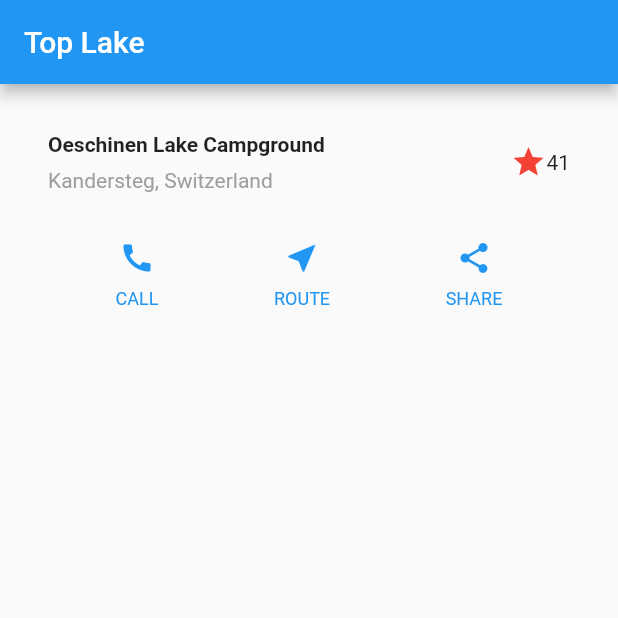
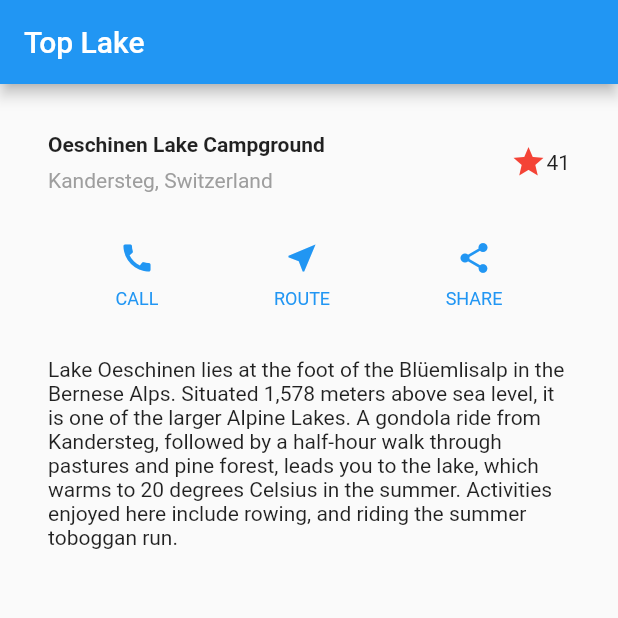
Before and after one commit to gaku3601/flutter_tutorial, a Flutter app: the screen it shows after launch, on a phone screen of 412 x 824 dp, the top half of it. Run offline on Flutter 3.47's test engine with Material 2 defaults, Android fonts, the phone set to English and light mode, and no system bars.

Commit message:
textSectionの作成

```diff
--- a/app/lib/main.dart
+++ b/app/lib/main.dart
@@ -1,5 +1,6 @@
 import 'package:flutter/material.dart';
 import 'titleSection.dart';
+import 'textSection.dart';
 
 void main() => runApp(MyApp());
 
@@ -107,7 +108,8 @@ class _MyHomePageState extends State<MyHomePage> {
       body: Column(
         children: <Widget>[
           titleSection,
-          buttonSection
+          buttonSection,
+          textSection
         ],
         // Center is a layout widget. It takes a single child and positions it
         // in the middle of the parent.
--- /dev/null
+++ b/app/lib/textSection.dart
@@ -0,0 +1,14 @@
+import 'package:flutter/material.dart';
+
+Widget textSection = Container(
+  padding: const EdgeInsets.all(32.0),
+  child: Text(
+    'Lake Oeschinen lies at the foot of the Blüemlisalp in the Bernese '
+        'Alps. Situated 1,578 meters above sea level, it is one of the '
+        'larger Alpine Lakes. A gondola ride from Kandersteg, followed by a '
+        'half-hour walk through pastures and pine forest, leads you to the '
+        'lake, which warms to 20 degrees Celsius in the summer. Activities '
+        'enjoyed here include rowing, and riding the summer toboggan run.',
+    softWrap: true,
+  ),
+);
```
